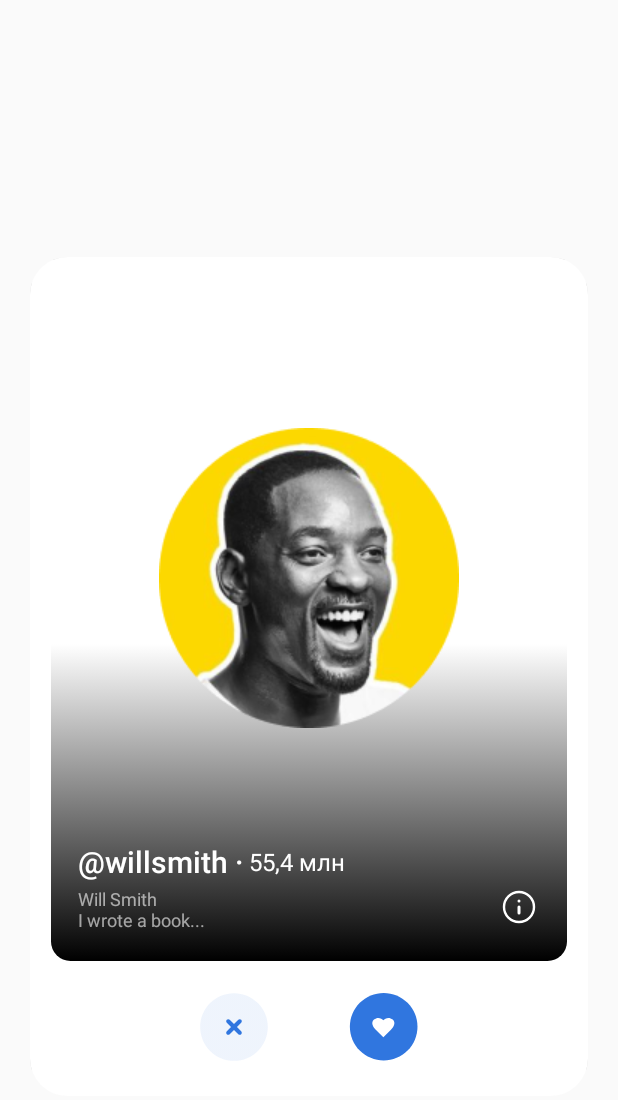
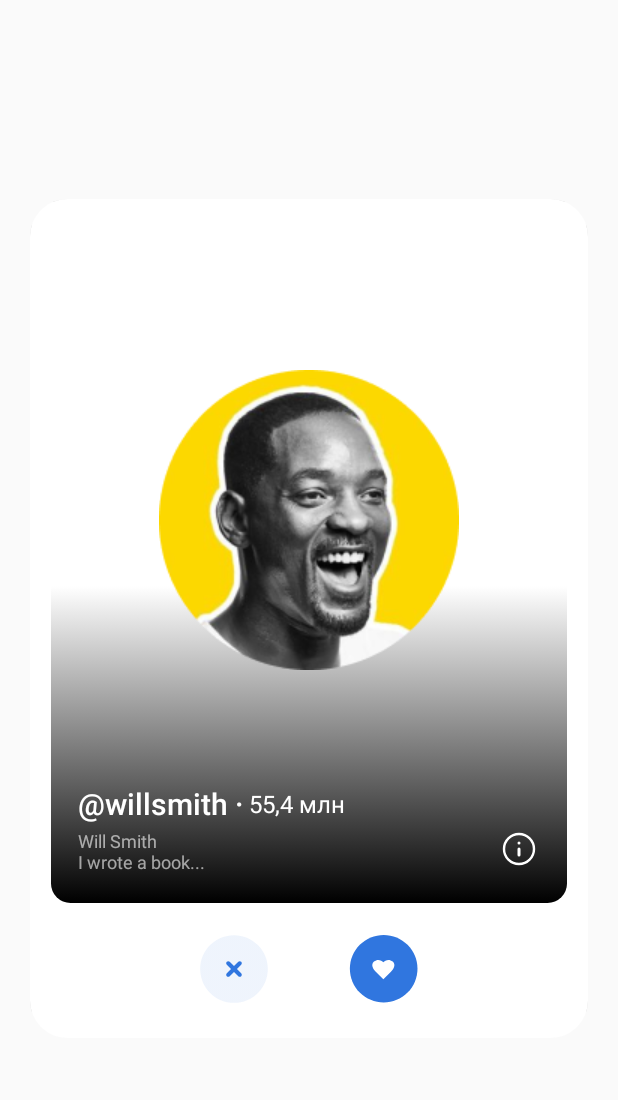
Before and after one commit to vitaliyche/InstagramTwitterCard, an Android app built with Jetpack Compose: the screen it shows after launch (MainActivity), on a phone screen of 412 x 824 dp. Shown: the top 1100 px of the screen. Run offline under Robolectric (Android 15) with nearby library versions, the phone set to English and light mode, and no system bars.

Commit message:
Добавил расположение карточки на экране

```diff
--- a/app/src/main/java/com/codeliner/instagramtwittercard/ui/CardScreen.kt
+++ b/app/src/main/java/com/codeliner/instagramtwittercard/ui/CardScreen.kt
@@ -22,14 +22,18 @@ import androidx.compose.ui.unit.dp
 import androidx.compose.ui.unit.sp
 import com.codeliner.instagramtwittercard.R
 
-@Preview(showBackground = true)
 @Composable
 fun CardScreen() {
 
+    Row(
+        modifier = Modifier.fillMaxSize(),
+        verticalAlignment = Alignment.CenterVertically
+    ) {
+
         Card(
             modifier = Modifier
+                .padding(start = 20.dp, end = 20.dp)
                 .fillMaxWidth()
-            .padding(start = 20.dp, end = 20.dp, top = 171.dp, bottom = 82.dp)
                 .clip(RoundedCornerShape(25.dp))
         ) {
 
@@ -48,10 +52,14 @@ fun CardScreen() {
                 ) {
 
                     ProfileImage()
+
                     ProfileInfo()
+
                 }
 
                 RejectAndLikeButtonsRow()
+
+            }
         }
     }
 }
@@ -160,6 +168,12 @@ fun RejectAndLikeButtonsRow() {
     }
 }
 
+@Preview(showBackground = true)
+@Composable
+fun CardScreenPreview() {
+    CardScreen()
+}
+
 /*
 @Composable
 fun BackgroundBlurredImage(image: Any) {
```
Lines whose indentation alone changed are shown as unchanged.
